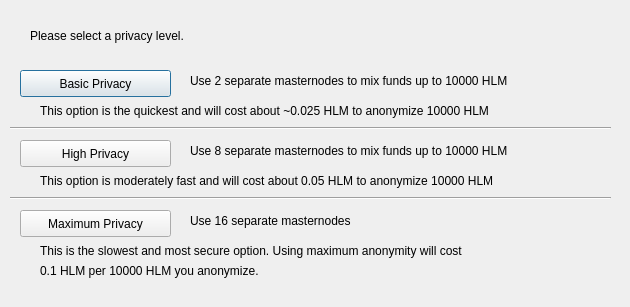
Qt form src/qt/forms/obfuscationconfig.ui (faetos/binkdogcoin) before a commit.
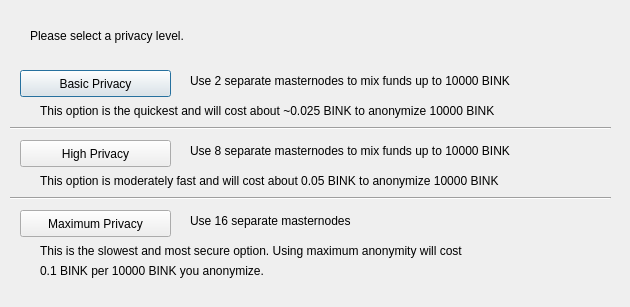
The same form after that commit.

What changed in the file:
```diff
--- a/src/qt/forms/obfuscationconfig.ui
+++ b/src/qt/forms/obfuscationconfig.ui
@@ -75,7 +75,7 @@
     </rect>
    </property>
    <property name="text">
-    <string>Use 2 separate masternodes to mix funds up to 10000 HLM</string>
+    <string>Use 2 separate masternodes to mix funds up to 10000 BINK</string>
    </property>
   </widget>
   <widget class="QLabel" name="label_3">
@@ -88,7 +88,7 @@
     </rect>
    </property>
    <property name="text">
-    <string>Use 8 separate masternodes to mix funds up to 10000 HLM</string>
+    <string>Use 8 separate masternodes to mix funds up to 10000 BINK</string>
    </property>
   </widget>
   <widget class="QLabel" name="label_4">
@@ -114,7 +114,7 @@
     </rect>
    </property>
    <property name="text">
-    <string>This option is the quickest and will cost about ~0.025 HLM to anonymize 10000 HLM</string>
+    <string>This option is the quickest and will cost about ~0.025 BINK to anonymize 10000 BINK</string>
    </property>
   </widget>
   <widget class="QLabel" name="label_7">
@@ -127,7 +127,7 @@
     </rect>
    </property>
    <property name="text">
-    <string>This option is moderately fast and will cost about 0.05 HLM to anonymize 10000 HLM</string>
+    <string>This option is moderately fast and will cost about 0.05 BINK to anonymize 10000 BINK</string>
    </property>
   </widget>
   <widget class="QLabel" name="label_8">
@@ -153,7 +153,7 @@
     </rect>
    </property>
    <property name="text">
-    <string>0.1 HLM per 10000 HLM you anonymize.</string>
+    <string>0.1 BINK per 10000 BINK you anonymize.</string>
    </property>
   </widget>
   <widget class="Line" name="line">
```
